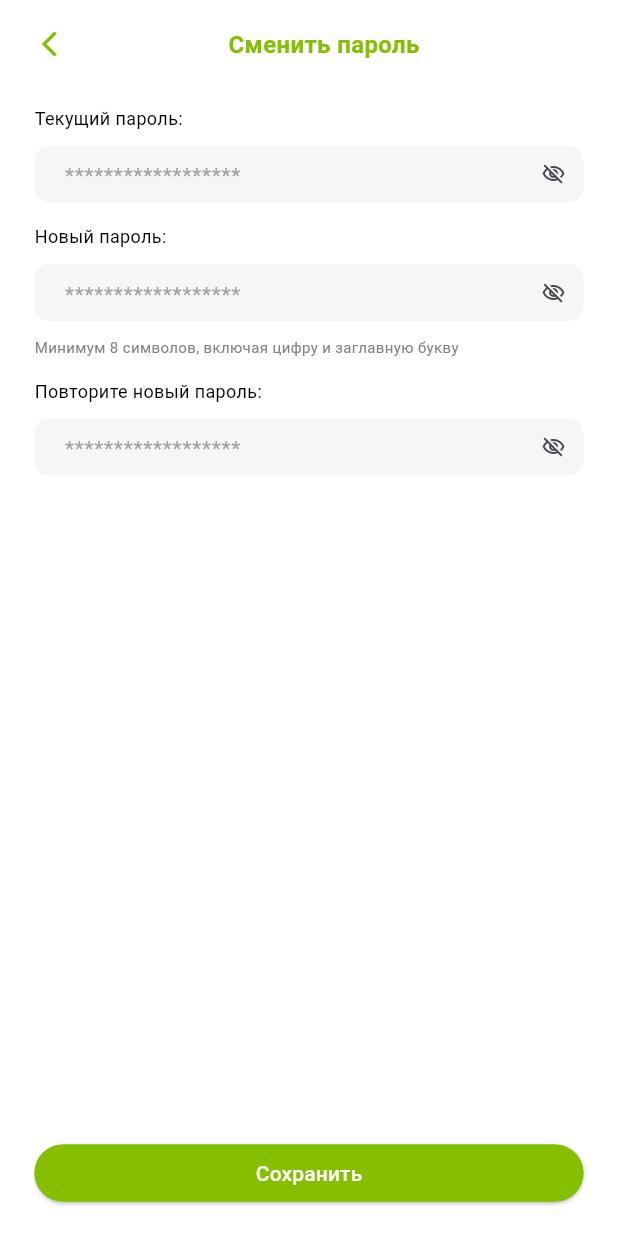
After one commit to yerkinyerkin/food_share_app, a Flutter app: the ChangePassword screen opened directly, on a phone screen of 412 x 824 dp. The commit adds this screen. Run offline on Flutter 3.47's test engine with Material 3 defaults, Android fonts, the phone set to English and light mode, and no system bars.

Commit message:
feat-change password

```diff
--- /dev/null
+++ b/lib/features/profile/screens/change_password/screens/change_password.dart
@@ -0,0 +1,117 @@
+import 'package:flutter/material.dart';
+import 'package:food_share_app/core/common/custom_button.dart';
+import 'package:food_share_app/core/common/custom_textfield.dart';
+import 'package:food_share_app/core/styles/color_styles.dart';
+
+class ChangePassword extends StatefulWidget {
+  const ChangePassword({super.key});
+
+  @override
+  State<ChangePassword> createState() => _ChangePasswordState();
+}
+
+class _ChangePasswordState extends State<ChangePassword> {
+  bool isHide = false;
+  bool isSecondHide = false;
+   bool isRepeatHide = false;
+
+  final TextEditingController _passwordController = TextEditingController();
+  final TextEditingController _newPasswordController = TextEditingController();
+  final TextEditingController _repeatNewPasswordController = TextEditingController();
+
+  @override
+  Widget build(BuildContext context) {
+    return Scaffold(
+      backgroundColor: ColorStyles.whiteColor,
+      body: SafeArea(
+        child: Padding(
+          padding: const EdgeInsets.symmetric(horizontal: 23,vertical: 18),
+          child: Column(
+            mainAxisAlignment: MainAxisAlignment.spaceBetween,
+            children: [
+              Column(
+                children: [
+                  Row(
+                    mainAxisAlignment: MainAxisAlignment.spaceBetween,
+                    children: [
+                      GestureDetector(onTap: (){
+                         Navigator.pop(context);
+                      },child: Icon(Icons.arrow_back_ios_new_outlined,size: 20,color: ColorStyles.primaryColor)),
+                      Text('Сменить пароль',style: TextStyle(fontSize: 16,fontWeight: FontWeight.w700,color: ColorStyles.primaryColor),),
+                      SizedBox(),
+                  ],
+              ),
+              const SizedBox(height: 29),
+              Row(
+                mainAxisAlignment: MainAxisAlignment.start,
+                children: [
+                  Text('Текущий пароль:',style: TextStyle(fontSize: 12,fontWeight: FontWeight.w400,color: ColorStyles.blackColor),),
+                ],
+              ),
+              const SizedBox(height: 10),
+              CustomTextField(
+                hintText: '******************',
+                suffix: GestureDetector(
+                  onTap: (){
+                    setState(() {
+                       isHide = !isHide;
+                    });
+                   },child: isHide == false ? Icon(Icons.visibility_off_outlined,size: 16,) : Icon(Icons.visibility_outlined,size: 16,)),
+                 controller: _passwordController,
+                 obscureText:  isHide ? false :true,
+              ),
+              const SizedBox(height: 14),
+              Row(
+                mainAxisAlignment: MainAxisAlignment.start,
+                children: [
+                  Text('Новый пароль:',style: TextStyle(fontSize: 12,fontWeight: FontWeight.w400,color: ColorStyles.blackColor),),
+                ],
+              ),
+              const SizedBox(height: 10),
+              CustomTextField(
+                hintText: '******************',
+                suffix: GestureDetector(
+                  onTap: (){
+                    setState(() {
+                       isSecondHide = !isSecondHide;
+                    });
+                   },child: isSecondHide == false ? Icon(Icons.visibility_off_outlined,size: 16,) : Icon(Icons.visibility_outlined,size: 16,)),
+                 controller: _newPasswordController,
+                 obscureText:  isSecondHide ? false :true,
+              ),
+              const SizedBox(height: 10),
+              Row(
+                mainAxisAlignment: MainAxisAlignment.start,
+                children: [
+                  Text('Минимум 8 символов, включая цифру и заглавную букву',style: TextStyle(fontSize: 10,fontWeight: FontWeight.w400,color: Color(0xff828282)),),
+                ],
+              ),
+              const SizedBox(height: 14),
+               Row(
+                mainAxisAlignment: MainAxisAlignment.start,
+                children: [
+                  Text('Повторите новый пароль:',style: TextStyle(fontSize: 12,fontWeight: FontWeight.w400,color: ColorStyles.blackColor),),
+                ],
+              ),
+              const SizedBox(height: 10),
+              CustomTextField(
+                hintText: '******************',
+                suffix: GestureDetector(
+                  onTap: (){
+                    setState(() {
+                       isRepeatHide = !isRepeatHide;
+                    });
+                   },child: isRepeatHide == false ? Icon(Icons.visibility_off_outlined,size: 16,) : Icon(Icons.visibility_outlined,size: 16,)),
+                 controller: _repeatNewPasswordController,
+                 obscureText:  isRepeatHide ? false :true,
+              ),
+                ],
+              ),
+              CustomButton(text: 'Сохранить', onTap: (){},color: ColorStyles.primaryColor,colorText: ColorStyles.whiteColor,)
+            ],
+          ),
+        ),
+      ),
+    );
+  }
+}
--- a/lib/features/profile/screens/settings/screens/settings_screen.dart
+++ b/lib/features/profile/screens/settings/screens/settings_screen.dart
@@ -1,6 +1,7 @@
 import 'package:flutter/material.dart';
 import 'package:food_share_app/core/common/custom_button.dart';
 import 'package:food_share_app/core/styles/color_styles.dart';
+import 'package:food_share_app/features/profile/screens/change_password/screens/change_password.dart';
 
 class SettingsScreen extends StatefulWidget {
   const SettingsScreen({super.key});
@@ -28,7 +29,7 @@ class _SettingsScreenState extends State<SettingsScreen> {
               Column(
                 crossAxisAlignment: CrossAxisAlignment.start,
                 children: [
-                  Row(
+              Row(
                   mainAxisAlignment: MainAxisAlignment.spaceBetween,
                   children: [
                     GestureDetector(onTap: (){
@@ -78,7 +79,9 @@ class _SettingsScreenState extends State<SettingsScreen> {
                 padding: const EdgeInsets.symmetric(horizontal: 18),
                 child: Column(
                   children: [
-                    CustomButton(text: 'Сменить пароль', onTap: (){},color: ColorStyles.primaryColor,colorText: ColorStyles.whiteColor,),
+                    CustomButton(text: 'Сменить пароль', onTap: (){
+                      Navigator.push(context, MaterialPageRoute(builder: (context) => ChangePassword()));
+                    },color: ColorStyles.primaryColor,colorText: ColorStyles.whiteColor,),
                     CustomButton(text: 'Выйти', onTap: (){},color: ColorStyles.primaryColor,colorText: ColorStyles.whiteColor,),
                   ],
                 ),
```
Also changed, not shown: 1 other file.
